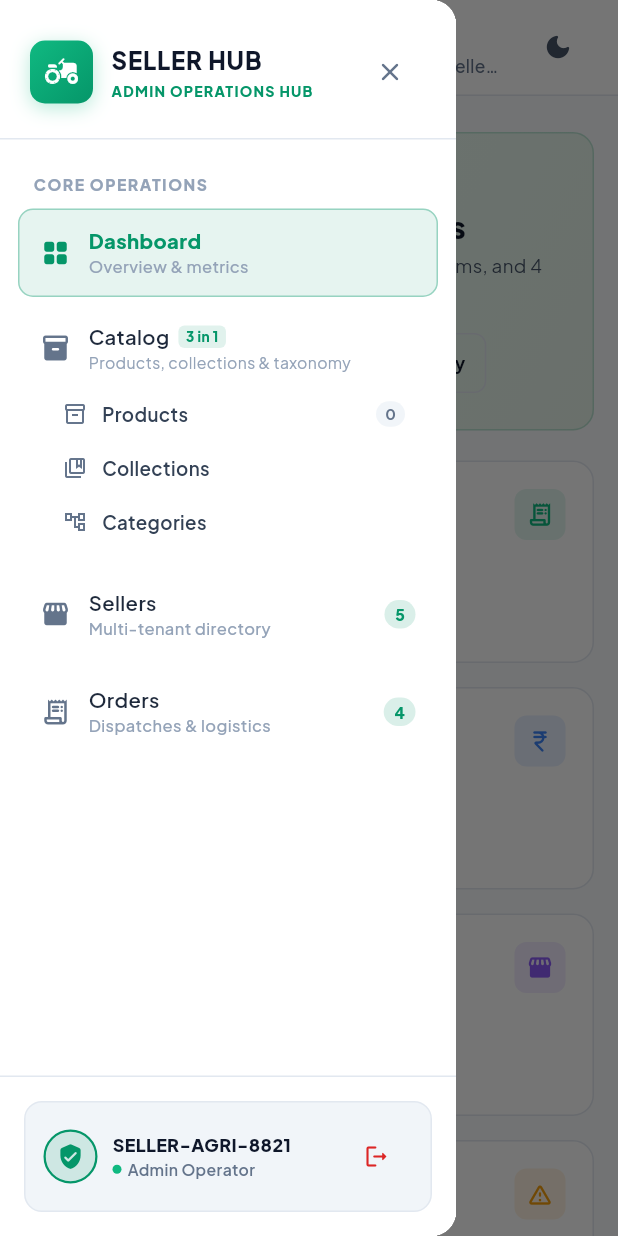
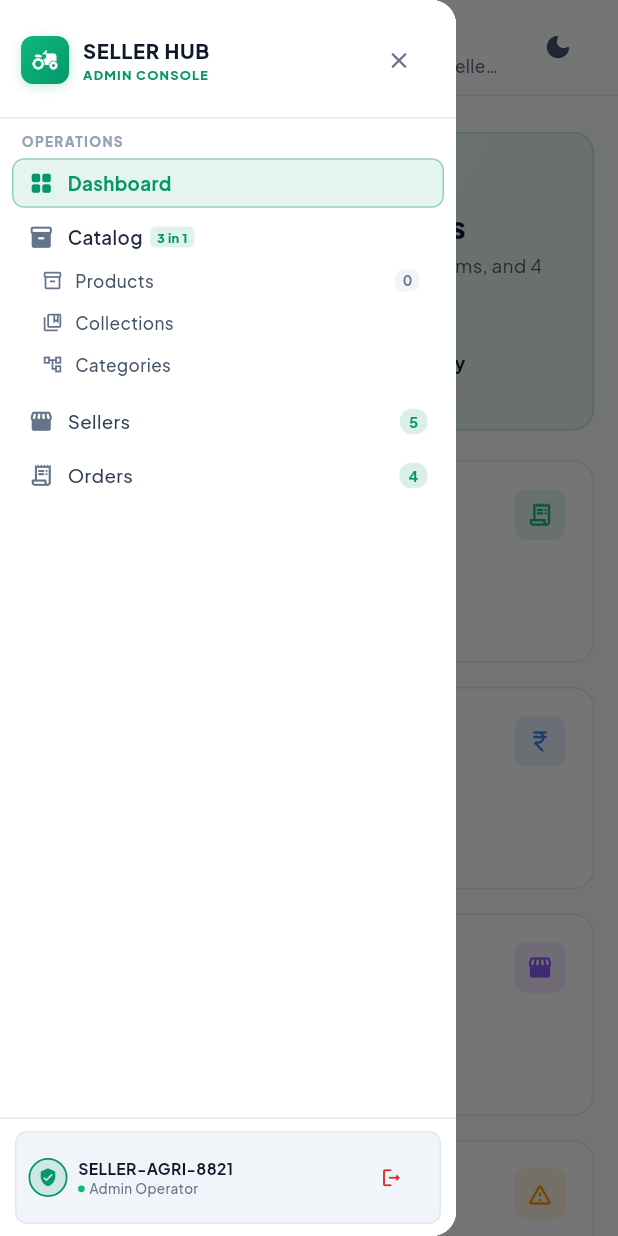
Before and after one commit to krishikrantidealer-cell/seller_hub, a Flutter app: the DashboardView screen opened by its route, with the side drawer open, on a phone screen of 412 x 824 dp. Run offline on Flutter 3.47's test engine with Material 3 defaults, Android fonts, the light colour scheme and no system bars; our stand-ins replace equatable, flutter_bloc, flutter_widget_from_html_core, go_router, google_fonts, shared_preferences; accounts and stored records are empty; network calls fail.

Commit message:
feat: make dashboard sidebar compact with sleeker width, tighter paddings, and single-line nav items

```diff
--- a/lib/presentation/dashboard/views/dashboard_view.dart
+++ b/lib/presentation/dashboard/views/dashboard_view.dart
@@ -109,10 +109,10 @@ class _DashboardViewState extends State<DashboardView> {
             ),
       body: Row(
         children: [
-          // Desktop Persistent Sidebar
+          // Desktop Persistent Compact Sidebar
           if (isWide)
             SizedBox(
-              width: 270,
+              width: 224,
               child: Container(
                 decoration: BoxDecoration(
                   color: surfaceColor,
--- a/lib/presentation/dashboard/widgets/dashboard_sidebar.dart
+++ b/lib/presentation/dashboard/widgets/dashboard_sidebar.dart
@@ -39,57 +39,57 @@ class DashboardSidebar extends StatelessWidget {
       child: Column(
         crossAxisAlignment: CrossAxisAlignment.stretch,
         children: [
-          // Sidebar Brand Header
+          // Sidebar Brand Header (Compact)
           Padding(
-            padding: const EdgeInsets.fromLTRB(20, 24, 20, 20),
+            padding: const EdgeInsets.fromLTRB(14, 16, 14, 14),
             child: Row(
               children: [
                 Container(
-                  width: 42,
-                  height: 42,
+                  width: 32,
+                  height: 32,
                   decoration: BoxDecoration(
                     gradient: const LinearGradient(
                       colors: [Color(0xFF10B981), Color(0xFF059669)],
                       begin: Alignment.topLeft,
                       end: Alignment.bottomRight,
                     ),
-                    borderRadius: BorderRadius.circular(10),
+                    borderRadius: BorderRadius.circular(8),
                     boxShadow: [
                       BoxShadow(
-                        color: const Color(0xFF10B981).withValues(alpha: 0.3),
-                        blurRadius: 10,
-                        offset: const Offset(0, 3),
+                        color: const Color(0xFF10B981).withValues(alpha: 0.25),
+                        blurRadius: 6,
+                        offset: const Offset(0, 2),
                       ),
                     ],
                   ),
                   child: const Center(
-                    child: Icon(Icons.agriculture_rounded, color: Colors.white, size: 24),
+                    child: Icon(Icons.agriculture_rounded, color: Colors.white, size: 18),
                   ),
                 ),
-                const SizedBox(width: 12),
+                const SizedBox(width: 9),
                 Expanded(
                   child: Column(
                     crossAxisAlignment: CrossAxisAlignment.start,
+                    mainAxisSize: MainAxisSize.min,
                     children: [
                       BlocBuilder<AuthBloc, AuthState>(
                         builder: (context, _) {
                           return Text(
                             'SELLER HUB',
                             style: GoogleFonts.plusJakartaSans(
-                              fontSize: 16,
+                              fontSize: 13.5,
                               fontWeight: FontWeight.w900,
-                              letterSpacing: 0.6,
+                              letterSpacing: 0.5,
                               color: isDark ? Colors.white : const Color(0xFF0F172A),
                             ),
                             overflow: TextOverflow.ellipsis,
                           );
                         },
                       ),
-                      const SizedBox(height: 2),
                       Text(
-                        'ADMIN OPERATIONS HUB',
+                        'ADMIN CONSOLE',
                         style: GoogleFonts.plusJakartaSans(
-                          fontSize: 9.5,
+                          fontSize: 8.5,
                           fontWeight: FontWeight.w800,
                           letterSpacing: 0.8,
                           color: const Color(0xFF059669),
@@ -102,10 +102,12 @@ class DashboardSidebar extends StatelessWidget {
                   IconButton(
                     icon: Icon(
                       Icons.close_rounded,
-                      size: 20,
+                      size: 18,
                       color: isDark ? const Color(0xFF94A3B8) : const Color(0xFF64748B),
                     ),
                     onPressed: () => Navigator.of(context).pop(),
+                    padding: EdgeInsets.zero,
+                    constraints: const BoxConstraints(minWidth: 26, minHeight: 26),
                   ),
               ],
             ),
@@ -113,17 +115,22 @@ class DashboardSidebar extends StatelessWidget {
 
           Divider(color: borderColor, height: 1),
 
-          const SizedBox(height: 16),
-
+          // Scrollable Compact Nav Section
+          Expanded(
+            child: SingleChildScrollView(
+              padding: const EdgeInsets.symmetric(vertical: 6),
+              child: Column(
+                crossAxisAlignment: CrossAxisAlignment.stretch,
+                children: [
                   // Navigation Group Label
                   Padding(
-            padding: const EdgeInsets.symmetric(horizontal: 22, vertical: 6),
+                    padding: const EdgeInsets.symmetric(horizontal: 14, vertical: 3),
                     child: Text(
-              'CORE OPERATIONS',
+                      'OPERATIONS',
                       style: GoogleFonts.plusJakartaSans(
-                fontSize: 10.5,
+                        fontSize: 9,
                         fontWeight: FontWeight.w800,
-                letterSpacing: 1.0,
+                        letterSpacing: 0.9,
                         color: isDark ? const Color(0xFF64748B) : const Color(0xFF94A3B8),
                       ),
                     ),
@@ -134,7 +141,6 @@ class DashboardSidebar extends StatelessWidget {
                     context: context,
                     index: 0,
                     title: 'Dashboard',
-            subtitle: 'Overview & metrics',
                     icon: Icons.grid_view_rounded,
                     isDark: isDark,
                   ),
@@ -154,7 +160,6 @@ class DashboardSidebar extends StatelessWidget {
                     context: context,
                     index: 4,
                     title: 'Sellers',
-            subtitle: 'Multi-tenant directory',
                     icon: Icons.storefront_rounded,
                     isDark: isDark,
                     badgeText: '$sellersCount',
@@ -165,56 +170,56 @@ class DashboardSidebar extends StatelessWidget {
                     context: context,
                     index: 5,
                     title: 'Orders',
-            subtitle: 'Dispatches & logistics',
                     icon: Icons.receipt_long_rounded,
                     isDark: isDark,
                     badgeText: '$ordersCount',
                   ),
-
-          const Spacer(),
+                ],
+              ),
+            ),
+          ),
 
           Divider(color: borderColor, height: 1),
 
-          // Bottom User & Seller Account Profile
+          // Bottom User & Seller Account Profile (Compact)
           BlocBuilder<AuthBloc, AuthState>(
             builder: (context, authState) {
               final sellerId = authState.sellerId ?? 'SELLER-AGRI-8821';
 
               return Padding(
-                padding: const EdgeInsets.all(16),
+                padding: const EdgeInsets.symmetric(horizontal: 10, vertical: 8),
                 child: Container(
-                  padding: const EdgeInsets.all(12),
+                  padding: const EdgeInsets.symmetric(horizontal: 8, vertical: 6),
                   decoration: BoxDecoration(
                     color: isDark ? const Color(0xFF0F172A) : const Color(0xFFF1F5F9),
-                    borderRadius: BorderRadius.circular(12),
+                    borderRadius: BorderRadius.circular(8),
                     border: Border.all(color: borderColor),
                   ),
-                  child: Column(
-                    children: [
-                      Row(
+                  child: Row(
                     children: [
                       Container(
-                            width: 36,
-                            height: 36,
+                        width: 26,
+                        height: 26,
                         decoration: BoxDecoration(
                           color: const Color(0xFF059669).withValues(alpha: 0.15),
                           shape: BoxShape.circle,
-                              border: Border.all(color: const Color(0xFF059669), width: 1.5),
+                          border: Border.all(color: const Color(0xFF059669), width: 1.2),
                         ),
                         child: const Center(
-                              child: Icon(Icons.verified_user_rounded, color: Color(0xFF059669), size: 18),
+                          child: Icon(Icons.verified_user_rounded, color: Color(0xFF059669), size: 13),
                         ),
                       ),
-                          const SizedBox(width: 10),
+                      const SizedBox(width: 7),
                       Expanded(
                         child: Column(
                           crossAxisAlignment: CrossAxisAlignment.start,
+                          mainAxisSize: MainAxisSize.min,
                           children: [
                             Text(
                               sellerId,
                               style: GoogleFonts.plusJakartaSans(
-                                    fontSize: 12,
-                                    fontWeight: FontWeight.w800,
+                                fontSize: 10.5,
+                                fontWeight: FontWeight.w700,
                                 color: isDark ? Colors.white : const Color(0xFF0F172A),
                               ),
                               overflow: TextOverflow.ellipsis,
@@ -222,20 +227,20 @@ class DashboardSidebar extends StatelessWidget {
                             Row(
                               children: [
                                 Container(
-                                      width: 6,
-                                      height: 6,
+                                  width: 4.5,
+                                  height: 4.5,
                                   decoration: const BoxDecoration(
                                     shape: BoxShape.circle,
                                     color: Color(0xFF10B981),
                                   ),
                                 ),
-                                    const SizedBox(width: 4),
+                                const SizedBox(width: 3),
                                 Expanded(
                                   child: Text(
                                     'Admin Operator',
                                     style: GoogleFonts.plusJakartaSans(
-                                          fontSize: 10.5,
-                                          fontWeight: FontWeight.w600,
+                                      fontSize: 9,
+                                      fontWeight: FontWeight.w500,
                                       color: isDark ? const Color(0xFF94A3B8) : const Color(0xFF64748B),
                                     ),
                                     overflow: TextOverflow.ellipsis,
@@ -248,14 +253,14 @@ class DashboardSidebar extends StatelessWidget {
                       ),
                       IconButton(
                         tooltip: 'Sign Out',
+                        padding: EdgeInsets.zero,
+                        constraints: const BoxConstraints(minWidth: 26, minHeight: 26),
                         icon: Icon(
                           Icons.logout_rounded,
-                              size: 18,
+                          size: 15,
                           color: isDark ? const Color(0xFFEF4444) : const Color(0xFFDC2626),
                         ),
                         onPressed: () => _confirmLogout(context, isDark),
-                          ),
-                        ],
                       ),
                     ],
                   ),
@@ -454,7 +459,7 @@ class DashboardSidebar extends StatelessWidget {
     final isCatalogActive = selectedIndex == 1 || selectedIndex == 2 || selectedIndex == 3;
 
     return Padding(
-      padding: const EdgeInsets.symmetric(horizontal: 12, vertical: 3),
+      padding: const EdgeInsets.symmetric(horizontal: 8, vertical: 1.5),
       child: Container(
         decoration: BoxDecoration(
           color: isCatalogActive
@@ -462,21 +467,21 @@ class DashboardSidebar extends StatelessWidget {
                   ? const Color(0xFF059669).withValues(alpha: 0.08)
                   : const Color(0xFF059669).withValues(alpha: 0.04))
               : Colors.transparent,
-          borderRadius: BorderRadius.circular(12),
+          borderRadius: BorderRadius.circular(8),
           border: Border.all(
             color: isCatalogActive
-                ? const Color(0xFF059669).withValues(alpha: 0.25)
+                ? const Color(0xFF059669).withValues(alpha: 0.22)
                 : Colors.transparent,
           ),
         ),
         child: Column(
           crossAxisAlignment: CrossAxisAlignment.stretch,
           children: [
-            // Parent Catalog Tab Header
+            // Parent Catalog Tab Header (Compact)
             Material(
               color: Colors.transparent,
               child: InkWell(
-                borderRadius: BorderRadius.circular(10),
+                borderRadius: BorderRadius.circular(8),
                 onTap: () {
                   if (!isCatalogActive) {
                     onNavItemSelected(1);
@@ -484,36 +489,33 @@ class DashboardSidebar extends StatelessWidget {
                   }
                 },
                 child: Padding(
-                  padding: const EdgeInsets.symmetric(horizontal: 14, vertical: 10),
+                  padding: const EdgeInsets.symmetric(horizontal: 10, vertical: 6.5),
                   child: Row(
                     children: [
                       Icon(
                         Icons.inventory_2_rounded,
-                        size: 20,
+                        size: 17,
                         color: isCatalogActive
                             ? const Color(0xFF059669)
                             : (isDark ? const Color(0xFF94A3B8) : const Color(0xFF64748B)),
                       ),
-                      const SizedBox(width: 12),
+                      const SizedBox(width: 9),
                       Expanded(
-                        child: Column(
-                          crossAxisAlignment: CrossAxisAlignment.start,
-                          children: [
-                            Row(
+                        child: Row(
                           children: [
                             Text(
                               'Catalog',
                               style: GoogleFonts.plusJakartaSans(
-                                    fontSize: 13.5,
+                                fontSize: 12.5,
                                 fontWeight: isCatalogActive ? FontWeight.w800 : FontWeight.w600,
                                 color: isCatalogActive
                                     ? (isDark ? const Color(0xFF34D399) : const Color(0xFF059669))
                                     : (isDark ? const Color(0xFFE2E8F0) : const Color(0xFF1E293B)),
                               ),
                             ),
-                                const SizedBox(width: 6),
+                            const SizedBox(width: 5),
                             Container(
-                                  padding: const EdgeInsets.symmetric(horizontal: 5, vertical: 1),
+                              padding: const EdgeInsets.symmetric(horizontal: 4.5, vertical: 1),
                               decoration: BoxDecoration(
                                 color: const Color(0xFF059669).withValues(alpha: 0.12),
                                 borderRadius: BorderRadius.circular(4),
@@ -521,22 +523,11 @@ class DashboardSidebar extends StatelessWidget {
                               child: Text(
                                 '3 in 1',
                                 style: GoogleFonts.plusJakartaSans(
-                                      fontSize: 9,
+                                  fontSize: 8.5,
                                   fontWeight: FontWeight.w800,
                                   color: const Color(0xFF059669),
                                 ),
                               ),
-                                ),
-                              ],
-                            ),
-                            Text(
-                              'Products, collections & taxonomy',
-                              style: GoogleFonts.plusJakartaSans(
-                                fontSize: 10.5,
-                                color: isDark ? const Color(0xFF64748B) : const Color(0xFF94A3B8),
-                              ),
-                              maxLines: 1,
-                              overflow: TextOverflow.ellipsis,
                             ),
                           ],
                         ),
@@ -547,9 +538,9 @@ class DashboardSidebar extends StatelessWidget {
               ),
             ),
 
-            // Sub-Items: Products, Collections, Categories
+            // Sub-Items: Products, Collections, Categories (Compact)
             Padding(
-              padding: const EdgeInsets.fromLTRB(10, 0, 10, 8),
+              padding: const EdgeInsets.fromLTRB(6, 0, 6, 4),
               child: Column(
                 children: [
                   _buildSubNavItem(
@@ -561,7 +552,7 @@ class DashboardSidebar extends StatelessWidget {
                     isDark: isDark,
                     isSelected: selectedIndex == 1,
                   ),
-                  const SizedBox(height: 2),
+                  const SizedBox(height: 1),
                   _buildSubNavItem(
                     context: context,
                     index: 2,
@@ -571,7 +562,7 @@ class DashboardSidebar extends StatelessWidget {
                     isDark: isDark,
                     isSelected: selectedIndex == 2,
                   ),
-                  const SizedBox(height: 2),
+                  const SizedBox(height: 1),
                   _buildSubNavItem(
                     context: context,
                     index: 3,
@@ -602,21 +593,21 @@ class DashboardSidebar extends StatelessWidget {
     return Material(
       color: Colors.transparent,
       child: InkWell(
-        borderRadius: BorderRadius.circular(8),
+        borderRadius: BorderRadius.circular(6),
         onTap: () {
           onNavItemSelected(index);
           if (isDrawer) Navigator.of(context).pop();
         },
         child: AnimatedContainer(
           duration: const Duration(milliseconds: 180),
-          padding: const EdgeInsets.symmetric(horizontal: 10, vertical: 7),
+          padding: const EdgeInsets.symmetric(horizontal: 8, vertical: 4.5),
           decoration: BoxDecoration(
             color: isSelected
                 ? (isDark
                     ? const Color(0xFF059669).withValues(alpha: 0.22)
                     : const Color(0xFF059669).withValues(alpha: 0.12))
                 : Colors.transparent,
-            borderRadius: BorderRadius.circular(8),
+            borderRadius: BorderRadius.circular(6),
             border: Border.all(
               color: isSelected
                   ? const Color(0xFF059669).withValues(alpha: 0.4)
@@ -625,40 +616,40 @@ class DashboardSidebar extends StatelessWidget {
           ),
           child: Row(
             children: [
-              const SizedBox(width: 8),
+              const SizedBox(width: 4),
               Icon(
                 icon,
-                size: 16,
+                size: 14,
                 color: isSelected
                     ? const Color(0xFF059669)
                     : (isDark ? const Color(0xFF94A3B8) : const Color(0xFF64748B)),
               ),
-              const SizedBox(width: 10),
+              const SizedBox(width: 8),
               Expanded(
                 child: Text(
                   title,
                   style: GoogleFonts.plusJakartaSans(
-                    fontSize: 12.5,
-                    fontWeight: isSelected ? FontWeight.w800 : FontWeight.w600,
+                    fontSize: 11.5,
+                    fontWeight: isSelected ? FontWeight.w700 : FontWeight.w500,
                     color: isSelected
                         ? (isDark ? const Color(0xFF34D399) : const Color(0xFF059669))
-                        : (isDark ? const Color(0xFFE2E8F0) : const Color(0xFF334155)),
+                        : (isDark ? const Color(0xFFCBD5E1) : const Color(0xFF475569)),
                   ),
                 ),
               ),
               if (badgeText != null)
                 Container(
-                  padding: const EdgeInsets.symmetric(horizontal: 6, vertical: 1.5),
+                  padding: const EdgeInsets.symmetric(horizontal: 5, vertical: 1),
                   decoration: BoxDecoration(
                     color: isSelected
                         ? const Color(0xFF059669)
                         : (isDark ? const Color(0xFF1E293B) : const Color(0xFFF1F5F9)),
-                    borderRadius: BorderRadius.circular(10),
+                    borderRadius: BorderRadius.circular(6),
                   ),
                   child: Text(
                     badgeText,
                     style: GoogleFonts.plusJakartaSans(
-                      fontSize: 10,
+                      fontSize: 9,
                       fontWeight: FontWeight.w700,
                       color: isSelected
                           ? Colors.white
@@ -677,7 +668,6 @@ class DashboardSidebar extends StatelessWidget {
     required BuildContext context,
     required int index,
     required String title,
-    required String subtitle,
     required IconData icon,
     required bool isDark,
     String? badgeText,
@@ -685,11 +675,11 @@ class DashboardSidebar extends StatelessWidget {
     final isSelected = selectedIndex == index;
 
     return Padding(
-      padding: const EdgeInsets.symmetric(horizontal: 12, vertical: 3),
+      padding: const EdgeInsets.symmetric(horizontal: 8, vertical: 1.5),
       child: Material(
         color: Colors.transparent,
         child: InkWell(
-          borderRadius: BorderRadius.circular(10),
+          borderRadius: BorderRadius.circular(8),
           onTap: () {
             onNavItemSelected(index);
             if (isDrawer) {
@@ -697,15 +687,15 @@ class DashboardSidebar extends StatelessWidget {
             }
           },
           child: AnimatedContainer(
-            duration: const Duration(milliseconds: 220),
-            padding: const EdgeInsets.symmetric(horizontal: 14, vertical: 11),
+            duration: const Duration(milliseconds: 180),
+            padding: const EdgeInsets.symmetric(horizontal: 10, vertical: 6.5),
             decoration: BoxDecoration(
               color: isSelected
                   ? (isDark
                       ? const Color(0xFF059669).withValues(alpha: 0.18)
                       : const Color(0xFF059669).withValues(alpha: 0.10))
                   : Colors.transparent,
-              borderRadius: BorderRadius.circular(10),
+              borderRadius: BorderRadius.circular(8),
               border: Border.all(
                 color: isSelected
                     ? const Color(0xFF059669).withValues(alpha: 0.35)
@@ -716,51 +706,38 @@ class DashboardSidebar extends StatelessWidget {
               children: [
                 Icon(
                   icon,
-                  size: 20,
+                  size: 17,
                   color: isSelected
                       ? const Color(0xFF059669)
                       : (isDark ? const Color(0xFF94A3B8) : const Color(0xFF64748B)),
                 ),
-                const SizedBox(width: 12),
+                const SizedBox(width: 9),
                 Expanded(
-                  child: Column(
-                    crossAxisAlignment: CrossAxisAlignment.start,
-                    children: [
-                      Text(
+                  child: Text(
                     title,
                     style: GoogleFonts.plusJakartaSans(
-                          fontSize: 13.5,
-                          fontWeight: isSelected ? FontWeight.w800 : FontWeight.w600,
+                      fontSize: 12.5,
+                      fontWeight: isSelected ? FontWeight.w700 : FontWeight.w500,
                       color: isSelected
                           ? (isDark ? const Color(0xFF34D399) : const Color(0xFF059669))
-                              : (isDark ? const Color(0xFFE2E8F0) : const Color(0xFF1E293B)),
+                          : (isDark ? const Color(0xFFE2E8F0) : const Color(0xFF334155)),
                     ),
-                      ),
-                      Text(
-                        subtitle,
-                        style: GoogleFonts.plusJakartaSans(
-                          fontSize: 11,
-                          fontWeight: FontWeight.w500,
-                          color: isDark ? const Color(0xFF64748B) : const Color(0xFF94A3B8),
-                        ),
-                      ),
-                    ],
                   ),
                 ),
                 if (badgeText != null)
                   Container(
-                    padding: const EdgeInsets.symmetric(horizontal: 7, vertical: 2),
+                    padding: const EdgeInsets.symmetric(horizontal: 6, vertical: 1.5),
                     decoration: BoxDecoration(
                       color: isSelected
                           ? const Color(0xFF059669)
                           : const Color(0xFF059669).withValues(alpha: 0.15),
-                      borderRadius: BorderRadius.circular(12),
+                      borderRadius: BorderRadius.circular(8),
                     ),
                     child: Text(
                       badgeText,
                       style: GoogleFonts.plusJakartaSans(
-                        fontSize: 10.5,
-                        fontWeight: FontWeight.w800,
+                        fontSize: 10,
+                        fontWeight: FontWeight.w700,
                         color: isSelected ? Colors.white : const Color(0xFF059669),
                       ),
                     ),
```
Lines whose indentation alone changed are shown as unchanged.
